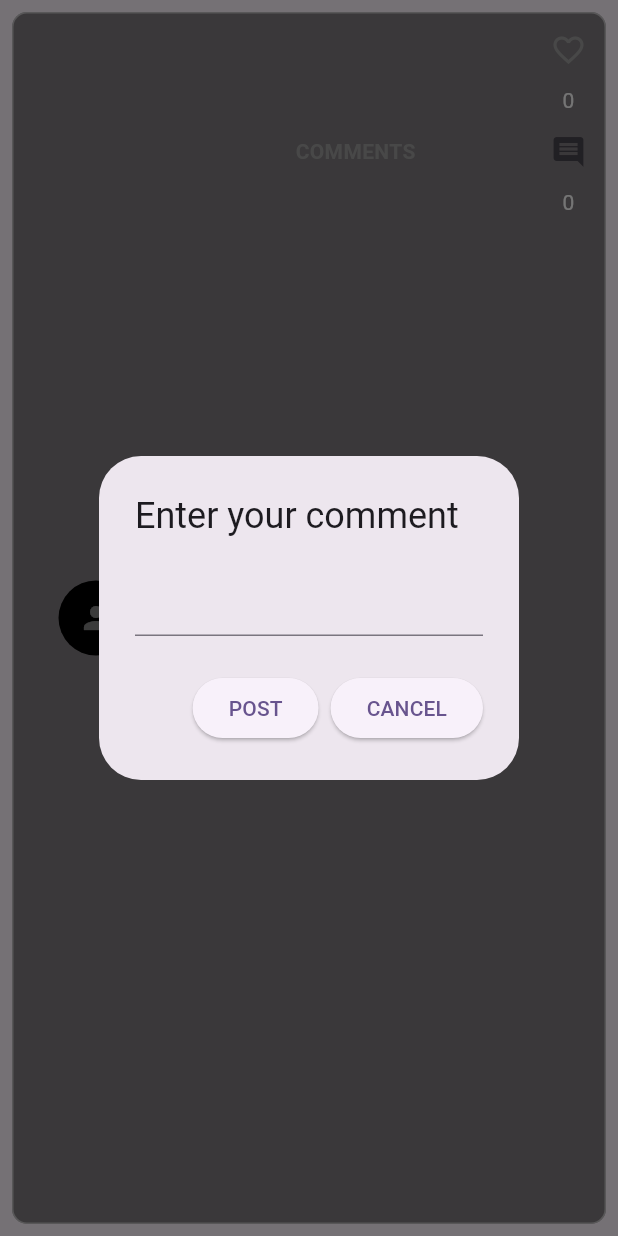
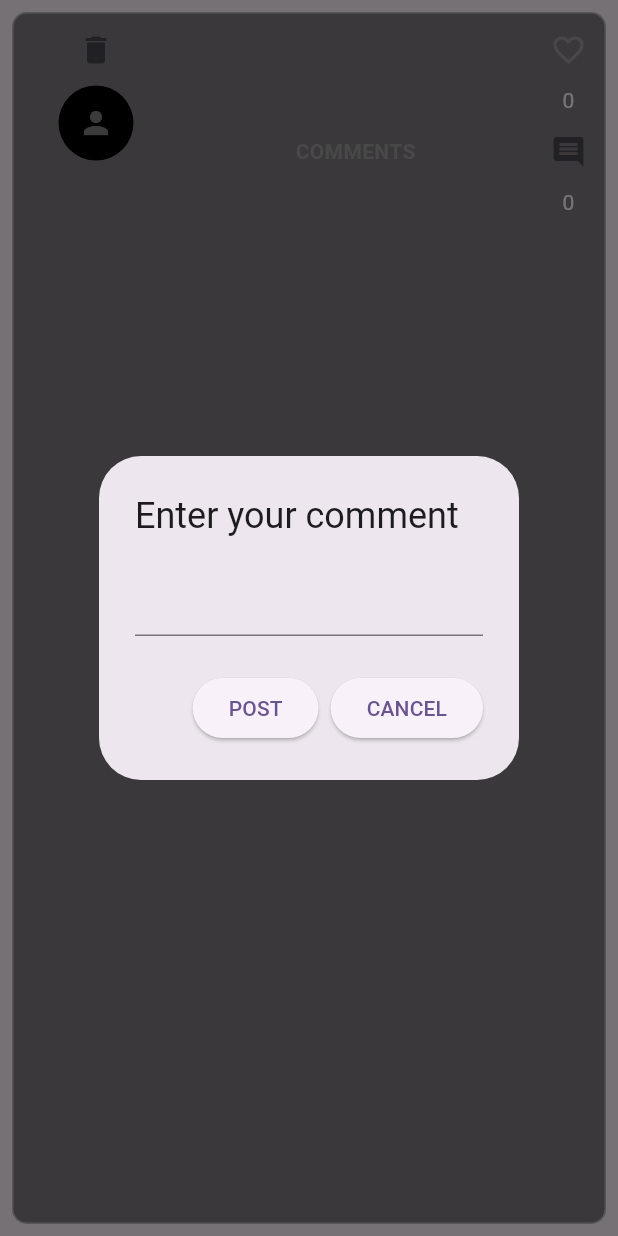
Before and after one commit to varshaislur/Connectify, a Flutter app: the WallPost widget shown alone on an empty page, opened directly with empty values, after a tap on the "comment" icon, on a phone screen of 412 x 824 dp. Run offline on Flutter 3.47's test engine with Material 3 defaults, Android fonts, the light colour scheme and no system bars; our stand-ins replace cloud_firestore, firebase_auth, firebase_core; accounts and stored records are empty.

Commit message:
added delete posts feature

```diff
--- /dev/null
+++ b/lib/components/delete_button.dart
@@ -0,0 +1,11 @@
+import 'package:flutter/material.dart';
+
+class DeleteButton extends StatelessWidget {
+  void Function()? onTap;
+  DeleteButton({super.key,required this.onTap});
+
+  @override
+  Widget build(BuildContext context) {
+    return IconButton(onPressed: onTap, icon: Icon(Icons.delete));
+  }
+}
--- a/lib/components/wall_post.dart
+++ b/lib/components/wall_post.dart
@@ -2,6 +2,7 @@ import 'dart:ui';
 
 import 'package:cloud_firestore/cloud_firestore.dart';
 import 'package:connectify/components/comment.dart';
+import 'package:connectify/components/delete_button.dart';
 import 'package:connectify/components/like_button.dart';
 import 'package:firebase_auth/firebase_auth.dart';
 // import 'package:flutter/cupertino.dart';
@@ -89,6 +90,30 @@ class _WallPostState extends State<WallPost> {
 
     ));
   }
+  void deletePost()async{
+    //delete the comments from that post, because only deleting the post doesnt delete the comments
+  final commentDocs= await FirebaseFirestore.instance.collection("posts").doc(widget.postId).collection("comments").get();
+
+       for (var doc in commentDocs.docs){
+         await FirebaseFirestore.instance.collection("posts").doc(widget.postId).collection("comments").doc(doc.id).delete();
+  }
+
+    //delete the post
+    await FirebaseFirestore.instance.collection("posts").doc(widget.postId).delete().then((value) => print("post deleted")).catchError((error)=>print(error));
+  }
+
+  void deletePostDialog(){
+    showDialog(context: context, builder: (context)=>AlertDialog(
+      title: Text("Delete Post"),
+      content: Text("Are you sure you want to delete the post?"),
+      actions: [
+        TextButton(onPressed: deletePost, child: Text("Delete")),
+        TextButton(onPressed: (){
+          Navigator.pop(context);
+        }, child: Text("Cancel"))
+      ],
+    ));
+  }
 
   @override
   Widget build(BuildContext context) {
@@ -147,7 +172,16 @@ class _WallPostState extends State<WallPost> {
           children: [
             Padding(
               padding: const EdgeInsets.symmetric(horizontal: 30),
-              child: Container(
+              child: Column(
+                children: [
+                  //profile icon and delete icon based on condition that the person who has posted is the person deleting the post
+
+                  if(widget.user==currentUser.email)
+                    DeleteButton(onTap: deletePostDialog),
+
+                  //profile icon and delete icon based on condition that the person who has posted is the person deleting the post
+
+                  Container(
                     height: 50,
                     width:50,
                     decoration: BoxDecoration(
@@ -155,7 +189,12 @@ class _WallPostState extends State<WallPost> {
                       color: Colors.black,
 
                     ),
-                child: Icon(Icons.person,color: Colors.white.withOpacity(0.5),),
+
+
+
+                    child: Icon(Icons.person,color: Colors.white.withOpacity(0.5),)
+                  ),
+                ],
               ),
             ),
             Expanded(
```
Lines whose indentation alone changed are shown as unchanged.
